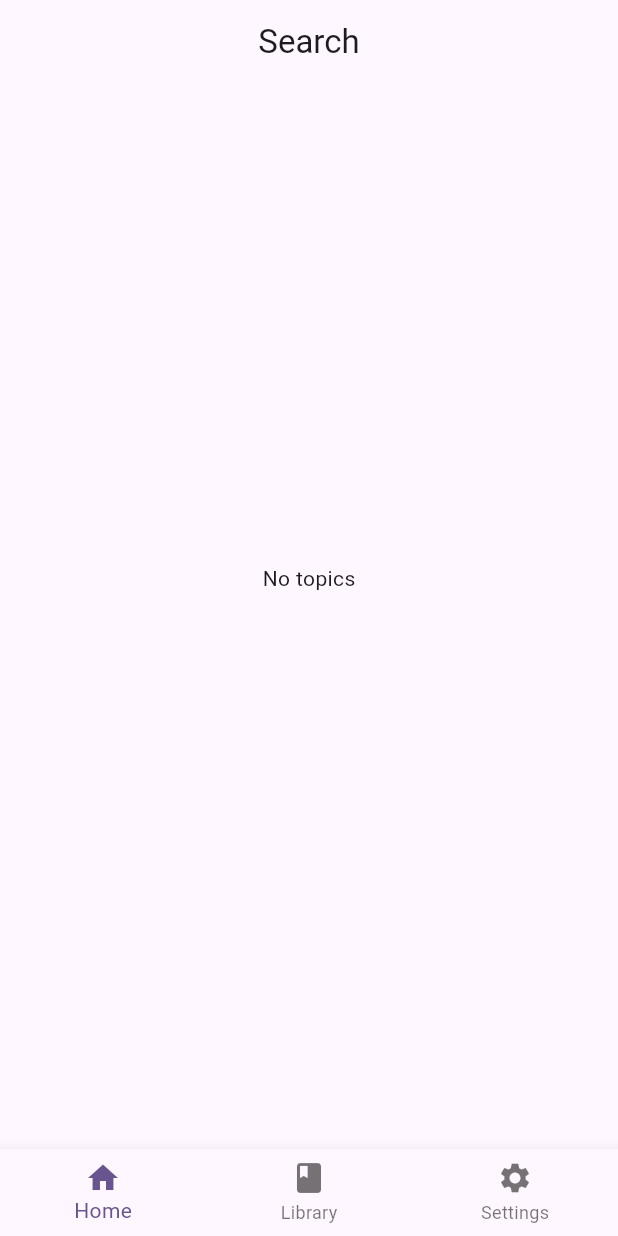
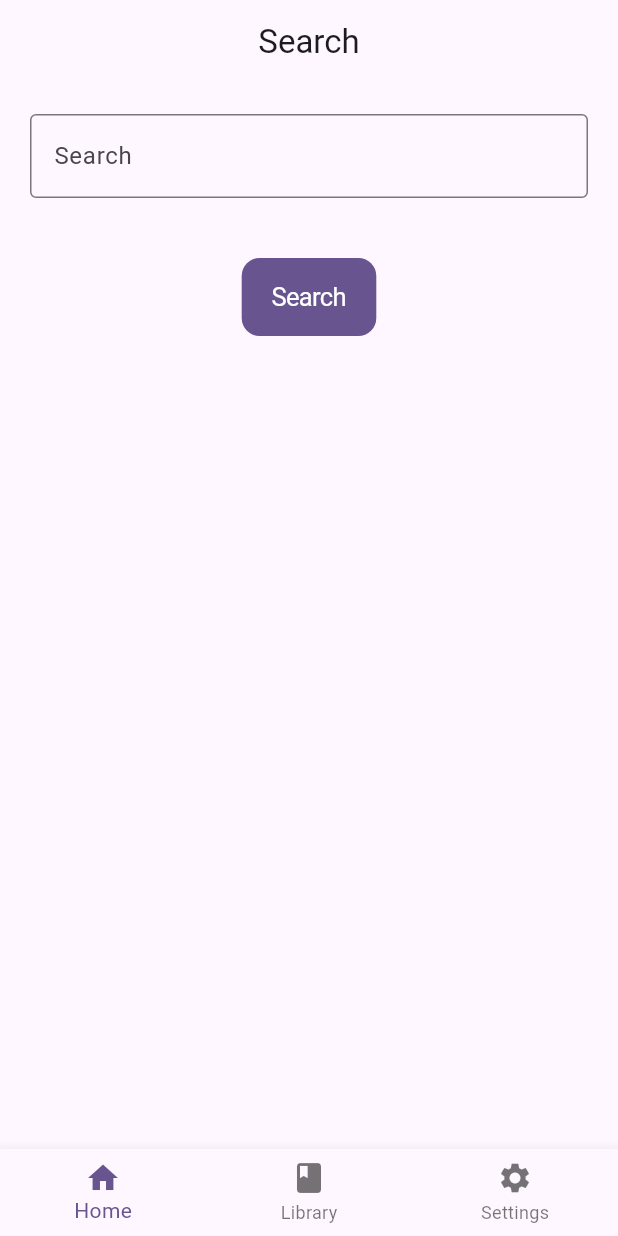
Before and after one commit to PQuoc2003/english-flashcard, a Flutter app: the screen it shows once a user with an empty profile is signed in, on a phone screen of 412 x 824 dp. Run offline on Flutter 3.47's test engine with Material 3 defaults, Android fonts, the phone set to English and light mode, and no system bars; our stand-ins replace cloud_firestore, email_validator, file_picker, firebase_auth, firebase_core, firebase_storage and 2 more; accounts and stored records are empty.

Commit message:
add search box

```diff
--- a/lib/account/user_setting.dart
+++ b/lib/account/user_setting.dart
@@ -36,7 +36,9 @@ class UserSettingsState extends State<UserSettings>
       length: 2,
       child: Scaffold(
         appBar: AppBar(
-          title: const Text('User Settings'),
+          title: const Center(
+            child: Text('User Settings'),
+          ),
           actions: [
             PopupMenuButton<String>(
               onSelected: (value) {
@@ -65,7 +67,6 @@ class UserSettingsState extends State<UserSettings>
         body: const TabBarView(
           children: [
             ChangePasswordPage(),
-
             ChangeProfileScreen(),
           ],
         ),
--- a/lib/homepage/library_home_page.dart
+++ b/lib/homepage/library_home_page.dart
@@ -31,7 +31,9 @@ class LibraryHomePageState extends State<LibraryHomePage>
       length: 2,
       child: Scaffold(
         appBar: AppBar(
-          title: const Text('User Settings'),
+          title: const Center(
+            child: Text('Library'),
+          ),
           bottom: const TabBar(
             tabs: [
               Tab(text: 'Topic'),
@@ -41,7 +43,7 @@ class LibraryHomePageState extends State<LibraryHomePage>
         ),
         body: const TabBarView(
           children: [
-            TopicListPage(mode: 0, folderId: "no"),
+            TopicListPage(mode: 0, folderId: ""),
             FolderListPage(),
           ],
         ),
--- a/lib/homepage/search_homepage.dart
+++ b/lib/homepage/search_homepage.dart
@@ -12,10 +12,11 @@ class SearchHomepage extends StatefulWidget {
 }
 
 class _SearchHomepageState extends State<SearchHomepage> {
-
   final TopicRepository topicRepository = TopicRepository();
 
-  String query = "Third";
+  String query = "";
+
+  final _ctlSearch = TextEditingController();
 
   Widget listItems(
       BuildContext context, int index, TopicModel topicModel, String topicId) {
@@ -61,7 +62,7 @@ class _SearchHomepageState extends State<SearchHomepage> {
           List topicList = snapshots.data?.docs ?? [];
           if (topicList.isEmpty) {
             return const Center(
-              child: Text("No topics"),
+              child: Text("No topics match your search"),
             );
           }
 
@@ -78,7 +79,6 @@ class _SearchHomepageState extends State<SearchHomepage> {
     );
   }
 
-
   @override
   Widget build(BuildContext context) {
     return Scaffold(
@@ -87,14 +87,40 @@ class _SearchHomepageState extends State<SearchHomepage> {
           child: Text("Search"),
         ),
       ),
-      body: SingleChildScrollView(child: Column(
-        mainAxisAlignment: MainAxisAlignment.center,
-        children: [
-
-            query != "" ?_topicBox(query) : Container(),
-
-        ],
-      ),),
+      body: SingleChildScrollView(
+        child: Column(
+          mainAxisAlignment: MainAxisAlignment.center,
+          children: [
+            Container(
+              margin: const EdgeInsets.all(20),
+              child: TextFormField(
+                controller: _ctlSearch,
+                decoration: const InputDecoration(
+                  labelText: "Search",
+                  hintText: "Search the topic you want to learn",
+                  border: OutlineInputBorder(),
+                ),
+                textInputAction: TextInputAction.done,
+                validator: (v) {
+                  return null;
+                },
+              ),
+            ),
+            const SizedBox(
+              height: 20,
+            ),
+            CupertinoButton.filled(
+              onPressed: () {
+                setState(() {
+                  query = _ctlSearch.text.toString();
+                });
+              },
+              child: const Text("Search"),
+            ),
+            query != "" ? _topicBox(query) : Container(),
+          ],
+        ),
+      ),
     );
   }
 }
```
Also changed, not shown: lib/homepage/user_list.dart (deleted, +0 -70 lines).
